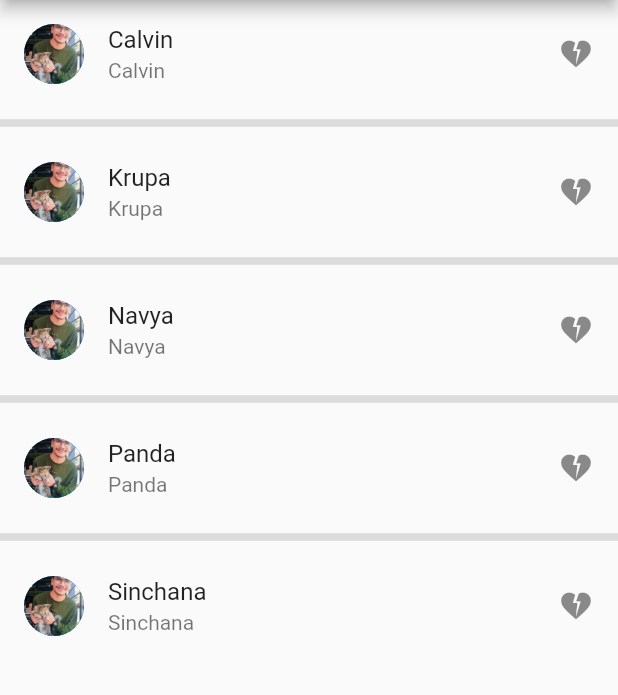
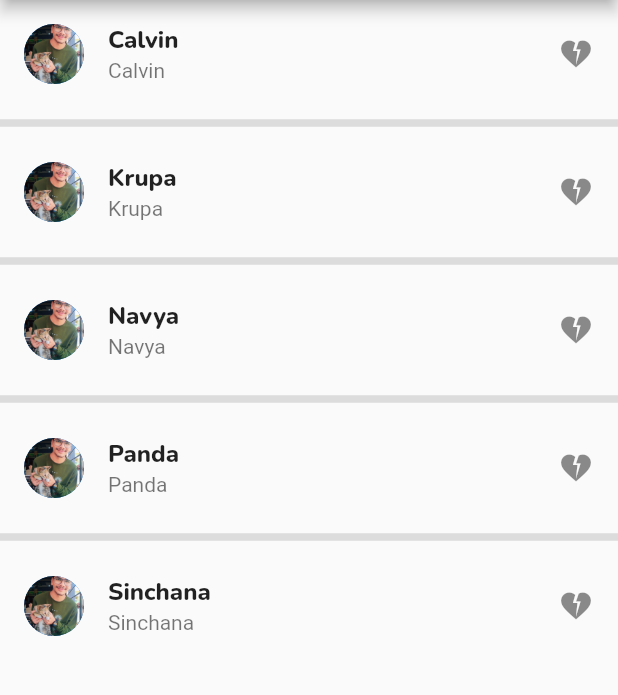
Before and after one commit to Spider-Calvin/MyFirst-Flutter-App, a Flutter app: the screen it shows after launch, on a phone screen of 412 x 824 dp, the part 84-779 px from its top. Run offline on Flutter 3.47's test engine with Material 2 defaults, Android fonts, the phone set to English and light mode, and no system bars.

Commit message:
Adding custom fonts in flutter 🧩

```diff
--- a/lib/main.dart
+++ b/lib/main.dart
@@ -33,19 +33,10 @@ class MyHomePage extends StatelessWidget {
         body: ListView.separated(
             itemBuilder: (context, index){
               return( ListTile(
-                leading: Container(
-                  child: CircleAvatar(
-                    // child:Column(
-                    //   children: [
-                    //     Image.asset('assets/images/spiderCalvin.jpeg'),
-                    //     Text(arrNames[index])
-                    //   ],
-                    // ),
-                    backgroundImage: AssetImage('assets/images/spiderCalvin.jpeg'),
-                    // maxRadius: 80,
-                  ),
+                leading: const CircleAvatar(
+                  backgroundImage: AssetImage('assets/images/spiderCalvin.jpeg'),
                 ),
-                title:Text(arrNames[index]),
+                title:Text(arrNames[index], style: TextStyle(fontFamily: 'Nunito', fontWeight: FontWeight.w800 ),),
                 subtitle:Text(arrNames[index]),
                 trailing: Icon(Icons.heart_broken)
               ));
```
Also changed, not shown: pubspec.yaml (+10 -5 lines).
